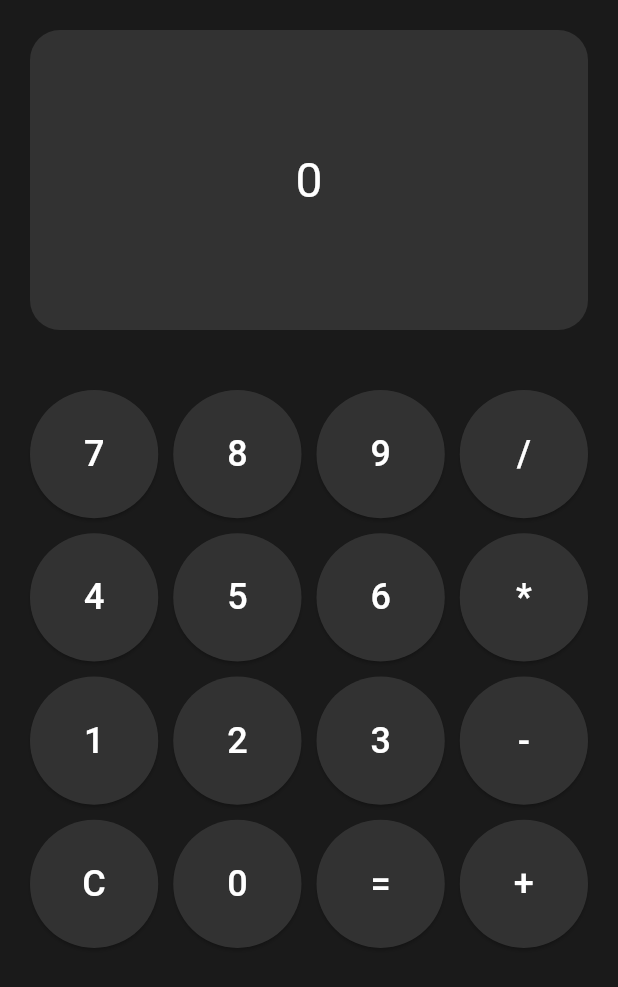
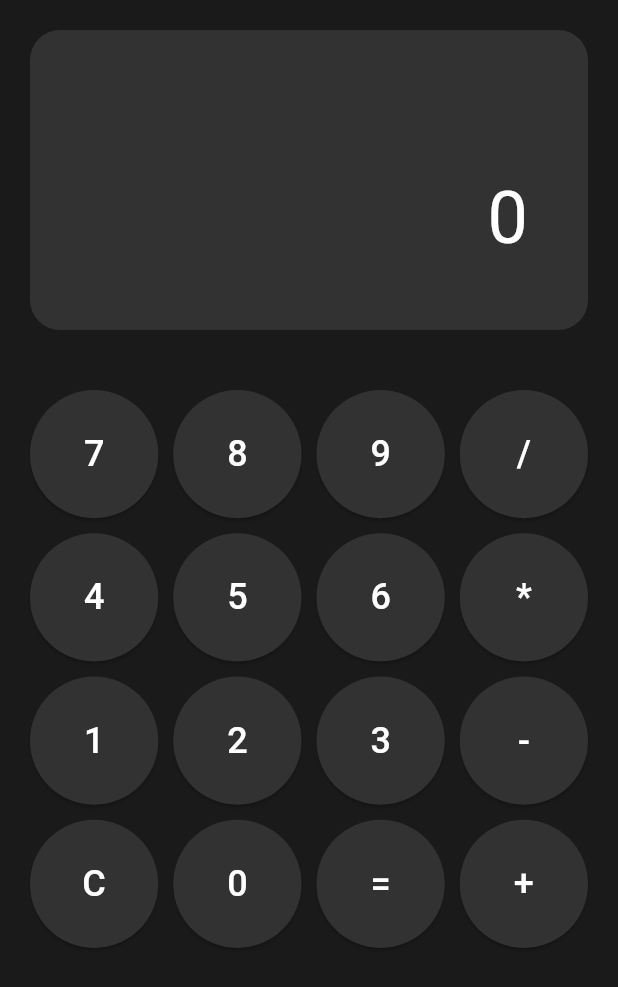
Before and after one commit to abisri99/flutter-calc, a Flutter app: the screen it shows after launch, on a phone screen of 412 x 824 dp. Shown: the top 987 px of the screen. Run offline on Flutter 3.47's test engine with Material 3 defaults, Android fonts, the phone set to English and light mode, and no system bars.

Commit message:
refactor(ui)

```diff
--- a/lib/views/calculator_screen.dart
+++ b/lib/views/calculator_screen.dart
@@ -44,20 +44,25 @@ class _HomeState extends State<Home> {
         children: [
           Container(
             margin: EdgeInsets.all(20),
+            padding: EdgeInsets.all(40),
             height: 200,
             decoration: BoxDecoration(
               color: accent,
               borderRadius: BorderRadius.circular(20),
             ),
             child: const Center(
-              child: Text(
-                '0', // Placeholder for display
-                style: TextStyle(fontSize: 32, color: Colors.white),
+              child: Align(
+                alignment: Alignment.bottomRight,
+                child: Text(
+                  '0',
+                  style: TextStyle(fontSize: 48, color: Colors.white),
+                ),
               ),
             ),
           ),
           Expanded(
             child: Container(
+              alignment: Alignment.bottomRight,
               padding: EdgeInsets.all(20),
               child: GridView.builder(
                   gridDelegate: const SliverGridDelegateWithFixedCrossAxisCount(
```
Also changed, not shown: pubspec.lock.
